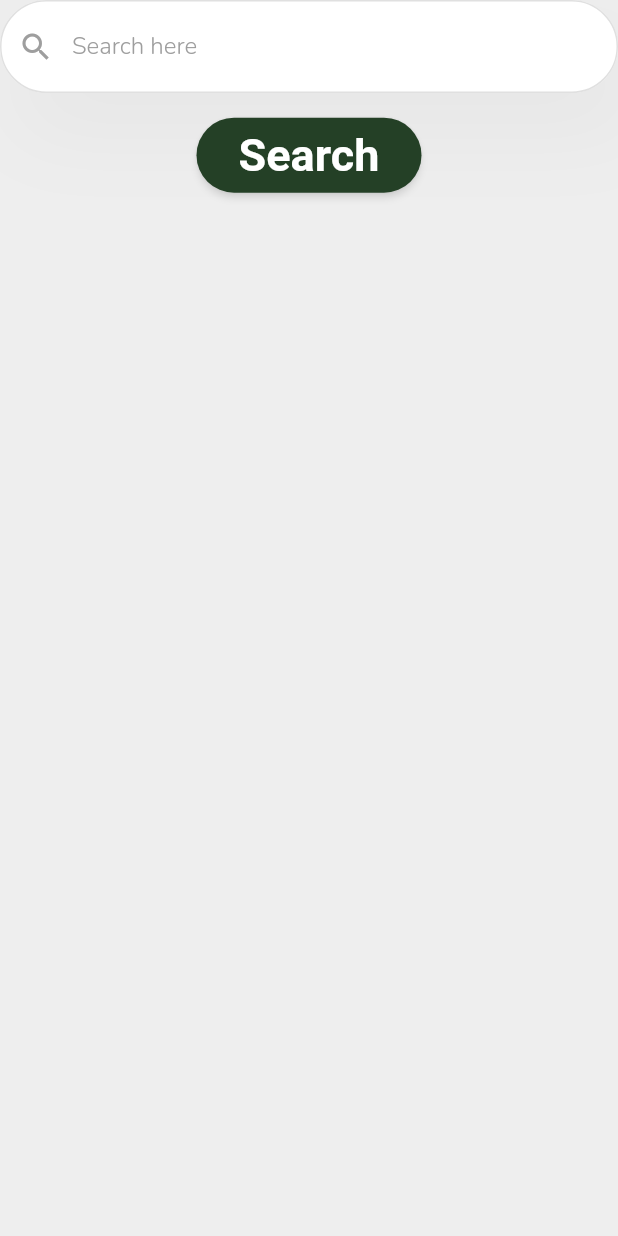
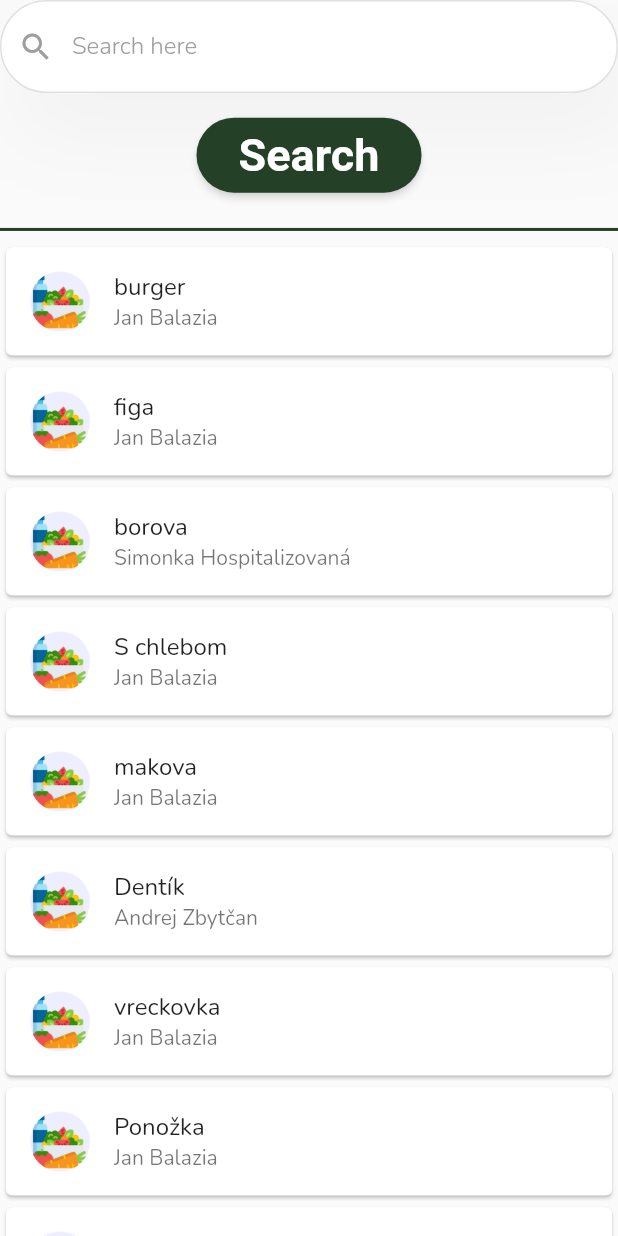
Before and after one commit to WhenGrill/MTAA_CooKcal_Frontend, a Flutter app: the RecipeListScreen screen opened directly, on a phone screen of 412 x 824 dp. Run offline on Flutter 3.47's test engine with Material 2 defaults, Android fonts, the phone set to English and light mode, and no system bars; our stand-ins replace fl_chart, google_fonts.

Commit message:
Implement recipes and users search screen
implement recipes and users search screen, with example data.

```diff
--- a/lib/Screens/recipeslist_screen.dart
+++ b/lib/Screens/recipeslist_screen.dart
@@ -2,6 +2,7 @@ import 'package:cookcal/Utils/constants.dart';
 import 'package:cookcal/Utils/custom_functions.dart';
 import 'package:flutter/material.dart';
 import 'package:cookcal/Widgets/searchBar.dart';
+
 
 class RecipeListScreen extends StatefulWidget {
   const RecipeListScreen({Key? key}) : super(key: key);
@@ -25,11 +26,7 @@ class _RecipeListScreenState extends State<RecipeListScreen> {
   Widget build(BuildContext context) {
     return Scaffold(
       body: LayoutBuilder(builder: (context, constraints){
-        return Container(
-                    width: constraints.maxWidth,
-                    color: Colors.grey.shade200,
-                    height: constraints.maxHeight,
-                    child: Column(
+        return Column(
           children: [
             RoundedSearchInput(
               hintText: 'Search here',
@@ -55,9 +52,32 @@ class _RecipeListScreenState extends State<RecipeListScreen> {
                 child: Text('Search'),
               ),
             ),
-                      ],
+            addVerticalSpace(constraints.maxHeight * 0.02),
+            const Divider(
+              color: COLOR_GREEN,
+              thickness: 2,
+            ),
+            Expanded(
+                child: ListView.builder(
+                  itemCount: recipes.length,
+                  itemBuilder: (context, index){
+                    final recipe = recipes[index];
+                    return Card(
+                        child: ListTile(
+                          onTap: () {},
+                          leading: CircleAvatar(
+                            backgroundColor: COLOR_WHITE,
+                            backgroundImage: AssetImage(food_icons[random(0,4)]), // no matter how big it is, it won't overflow
+                          ),
+                          title: Text(recipe.title),
+                          subtitle: Text(recipe.creator),
+
                         )
                     );
+                  },
+                )
+            )
+        ],);
             }
       ),
     );
--- a/lib/Utils/constants.dart
+++ b/lib/Utils/constants.dart
@@ -11,6 +11,20 @@ const COLOR_GREY = Color(0xffeeeeee);
 
 const gradientColors = [
   COLOR_GREEN, COLOR_ORANGE, COLOR_GREEN,
+];
+
+const List<String> food_icons = [
+  "assets/images/diet.png",
+  "assets/images/dish.png",
+  "assets/images/fast-food.png",
+  "assets/images/hamburger.png",
+  "assets/images/salad.png",
+];
+
+const List<String> user_icons = [
+  "assets/images/man.png",
+  "assets/images/woman.png",
+  "assets/images/user.png",
 ];
 
 TextTheme defaultText = TextTheme(
@@ -29,3 +43,77 @@ TextTheme defaultText = TextTheme(
     subtitle2: GoogleFonts.nunito(fontSize: 14, fontWeight: FontWeight.w400),
     button: GoogleFonts.nunito(fontSize: 14, fontWeight: FontWeight.w400),
     caption: GoogleFonts.nunito(fontSize: 12, fontWeight: FontWeight.normal));
+
+//delete later
+class Recipe {
+  late String title;
+  late String creator;
+  late String ingredients;
+  late String instructions;
+  late String kcal;
+
+  Recipe({
+    required this.title,
+    required this.creator,
+    required this.ingredients,
+    required this.instructions,
+    required this.kcal
+  });
+
+}
+
+List<Recipe> recipes = [
+  Recipe(title: 'burger', ingredients: 'bread, hotdog, whatever', kcal: '125', instructions: 'make the damn burger', creator: 'Jan Balazia'),
+  Recipe(title: 'figa', ingredients: 'bread, hotdog, whatever', kcal: '125', instructions: 'make the damn burger', creator: 'Jan Balazia'),
+  Recipe(title: 'borova', ingredients: 'bread, hotdog, whatever', kcal: '125', instructions: 'make the damn burger', creator: 'Simonka Hospitalizovaná'),
+  Recipe(title: 'S chlebom', ingredients: 'bread, hotdog, whatever', kcal: '125', instructions: 'make the damn burger', creator: 'Jan Balazia'),
+  Recipe(title: 'makova', ingredients: 'bread, hotdog, whatever', kcal: '125', instructions: 'make the damn burger', creator: 'Jan Balazia'),
+  Recipe(title: 'Dentík', ingredients: 'bread, hotdog, whatever', kcal: '125', instructions: 'make the damn burger', creator: 'Andrej Zbytčan'),
+  Recipe(title: 'vreckovka', ingredients: 'bread, hotdog, whatever', kcal: '125', instructions: 'make the damn burger', creator: 'Jan Balazia'),
+  Recipe(title: 'Ponožka', ingredients: 'bread, hotdog, whatever', kcal: '125', instructions: 'make the damn burger', creator: 'Jan Balazia'),
+  Recipe(title: 'burger', ingredients: 'bread, hotdog, whatever', kcal: '125', instructions: 'make the damn burger', creator: 'Jan Balazia'),
+  Recipe(title: 'figa', ingredients: 'bread, hotdog, whatever', kcal: '125', instructions: 'make the damn burger', creator: 'Jan Balazia'),
+  Recipe(title: 'borova', ingredients: 'bread, hotdog, whatever', kcal: '125', instructions: 'make the damn burger', creator: 'Simonka Hospitalizovaná'),
+  Recipe(title: 'S chlebom', ingredients: 'bread, hotdog, whatever', kcal: '125', instructions: 'make the damn burger', creator: 'Jan Balazia'),
+  Recipe(title: 'makova', ingredients: 'bread, hotdog, whatever', kcal: '125', instructions: 'make the damn burger', creator: 'Jan Balazia'),
+  Recipe(title: 'Dentík', ingredients: 'bread, hotdog, whatever', kcal: '125', instructions: 'make the damn burger', creator: 'Andrej Zbytčan'),
+  Recipe(title: 'vreckovka', ingredients: 'bread, hotdog, whatever', kcal: '125', instructions: 'make the damn burger', creator: 'Jan Balazia'),
+  Recipe(title: 'Ponožka', ingredients: 'bread, hotdog, whatever', kcal: '125', instructions: 'make the damn burger', creator: 'Jan Balazia'),
+
+];
+
+class UserExample {
+  late int id;
+  late String first_name;
+  late String last_name;
+  late int gender;
+  late int age;
+  late int state;
+  late bool is_nutr_adviser;
+
+  UserExample({
+    required this.id,
+    required this.first_name,
+    required this.last_name,
+    required this.gender,
+    required this.age,
+    required this.state,
+    required this.is_nutr_adviser
+  });
+}
+  List<UserExample> users = [
+    UserExample(id: 1, first_name: "Milena", last_name: "Menová", gender: 1, age: 32, state: 0, is_nutr_adviser: true),
+    UserExample(id: 2, first_name: "Roberta", last_name: "Menová", gender: 1, age: 32, state: 0, is_nutr_adviser: true),
+    UserExample(id: 3, first_name: "Ivan", last_name: "Menovy", gender: 0, age: 32, state: 0, is_nutr_adviser: true),
+    UserExample(id: 4, first_name: "Milena", last_name: "Menová", gender: 1, age: 32, state: 0, is_nutr_adviser: true),
+    UserExample(id: 5, first_name: "Ivan", last_name: "Menovy", gender: 0, age: 32, state: 0, is_nutr_adviser: true),
+    UserExample(id: 6, first_name: "Ivan", last_name: "Menovy", gender: 0, age: 32, state: 0, is_nutr_adviser: true),
+    UserExample(id: 7, first_name: "Judit", last_name: "Menovo", gender: 2, age: 32, state: 0, is_nutr_adviser: true),
+    UserExample(id: 8, first_name: "Milena", last_name: "Menová", gender: 1, age: 32, state: 0, is_nutr_adviser: true),
+    UserExample(id: 9, first_name: "Ivan", last_name: "Menovy", gender: 0, age: 32, state: 0, is_nutr_adviser: true),
+    UserExample(id: 10, first_name: "Milena", last_name: "Menová", gender: 1, age: 32, state: 0, is_nutr_adviser: true),
+    UserExample(id: 11, first_name: "Karen", last_name: "Menovo", gender: 2, age: 32, state: 0, is_nutr_adviser: true),
+    UserExample(id: 12, first_name: "Milena", last_name: "Menová", gender: 1, age: 32, state: 0, is_nutr_adviser: true),
+
+
+  ];
--- a/lib/Utils/custom_functions.dart
+++ b/lib/Utils/custom_functions.dart
@@ -1,5 +1,6 @@
 import 'package:flutter/material.dart';
 import 'package:flutter/services.dart';
+import 'dart:math';
 
 Widget addVerticalSpace(double height){
   return SizedBox(
@@ -33,3 +34,7 @@ class MyClipper extends CustomClipper<Path> {
   }
 
 }
+
+int random(min, max) {
+  return min + Random().nextInt(max - min);
+}
```
Also changed, not shown: lib/Screens/userslist_screen.dart (+24 -6 lines), assets/images/asdasd.jpg (deleted), assets/images/dish.png (added), assets/images/food.jpg (deleted), assets/images/hamburger.png (added), assets/images/logo.png (deleted), assets/images/man.png (added), assets/images/tree_v.png (deleted), assets/images/user.png (added), assets/images/woman.png (added), 1 other file. Lines whose indentation alone changed are shown as unchanged.
